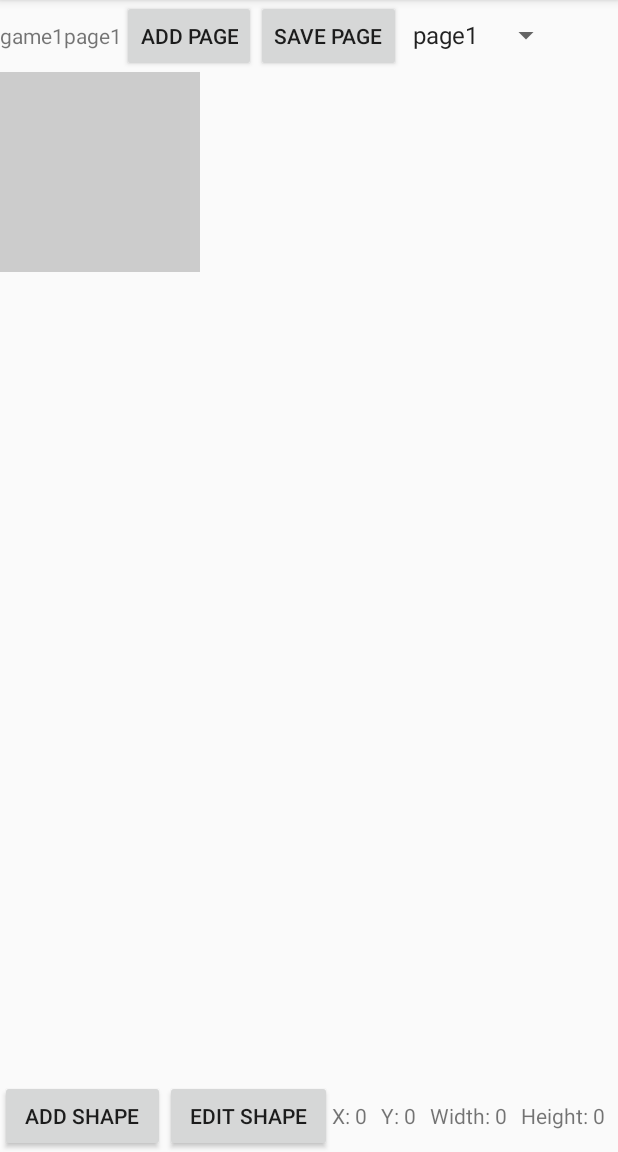
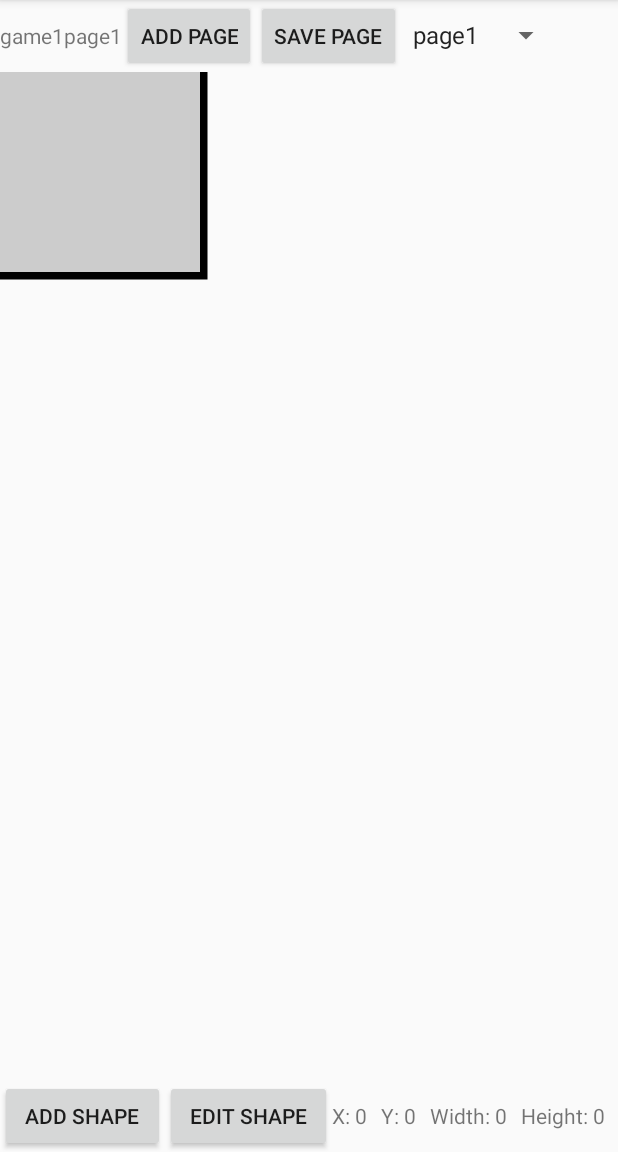
Before and after one commit to scrollingfall/AndroidGameProject, an Android app: the EditorActivity screen opened directly, with no data from a screen before it, after a tap on "ADD SHAPE", on a phone screen of 412 x 824 dp, the part 84-1236 px from its top. Run offline under Robolectric (Android 15) with nearby library versions, the phone set to English and light mode, and no system bars.

Commit message:
selection fully works now
Page knows which shape is selected, and each shape knows if it is selected

```diff
--- a/app/src/main/java/edu/stanford/cs108/bunnyworldplayer/EditorActivity.java
+++ b/app/src/main/java/edu/stanford/cs108/bunnyworldplayer/EditorActivity.java
@@ -15,7 +15,7 @@ import java.util.*;
 
 public class EditorActivity extends AppCompatActivity {
     Page firstPage;
-    Page currPage;
+    static Page currPage;
     static Game newGame;
     ArrayList<String> pageList;
     Spinner pageSpinner;
@@ -90,14 +90,12 @@ public class EditorActivity extends AppCompatActivity {
         EditorView editorview = (EditorView) findViewById(R.id.previewArea);
         editorview.drawShape(currPage);
 
-        // unselect any selected shape
+        // unselect the previously selected shape if there was one
         ArrayList<Shape> shapes = currPage.getShapeList();
-        for (int i = shapes.size() - 1; i >= 0; i--) {
-            if (shapes.get(i).isSelected()) {
-                shapes.get(i).setSelected(false);
-                break;
-            }
-        }
+        Shape selectedShape = currPage.getSelectedShape();
+        if (selectedShape != null) selectedShape.setSelected(false);
+
+        currPage.setSelectedShape(newShape);
 
         Toast toast = Toast.makeText(
                 getApplicationContext(),
--- a/app/src/main/java/edu/stanford/cs108/bunnyworldplayer/Page.java
+++ b/app/src/main/java/edu/stanford/cs108/bunnyworldplayer/Page.java
@@ -14,6 +14,7 @@ public class Page {
     private String name;
     private HashMap<String,Shape> shapes;
     private ArrayList<Shape> shapeList;
+    private Shape selectedShape;
     private float x;
     private float y;
     private float width;
@@ -47,6 +48,14 @@ public class Page {
 
     public void setName(String name) {
         this.name = name;
+    }
+
+    public Shape getSelectedShape() {
+        return selectedShape;
+    }
+
+    public void setSelectedShape(Shape shape) {
+        selectedShape = shape;
     }
 
     public float getWidth() {
```
Also changed, not shown: app/src/main/java/edu/stanford/cs108/bunnyworldplayer/EditorView.java (+3 -6 lines).
